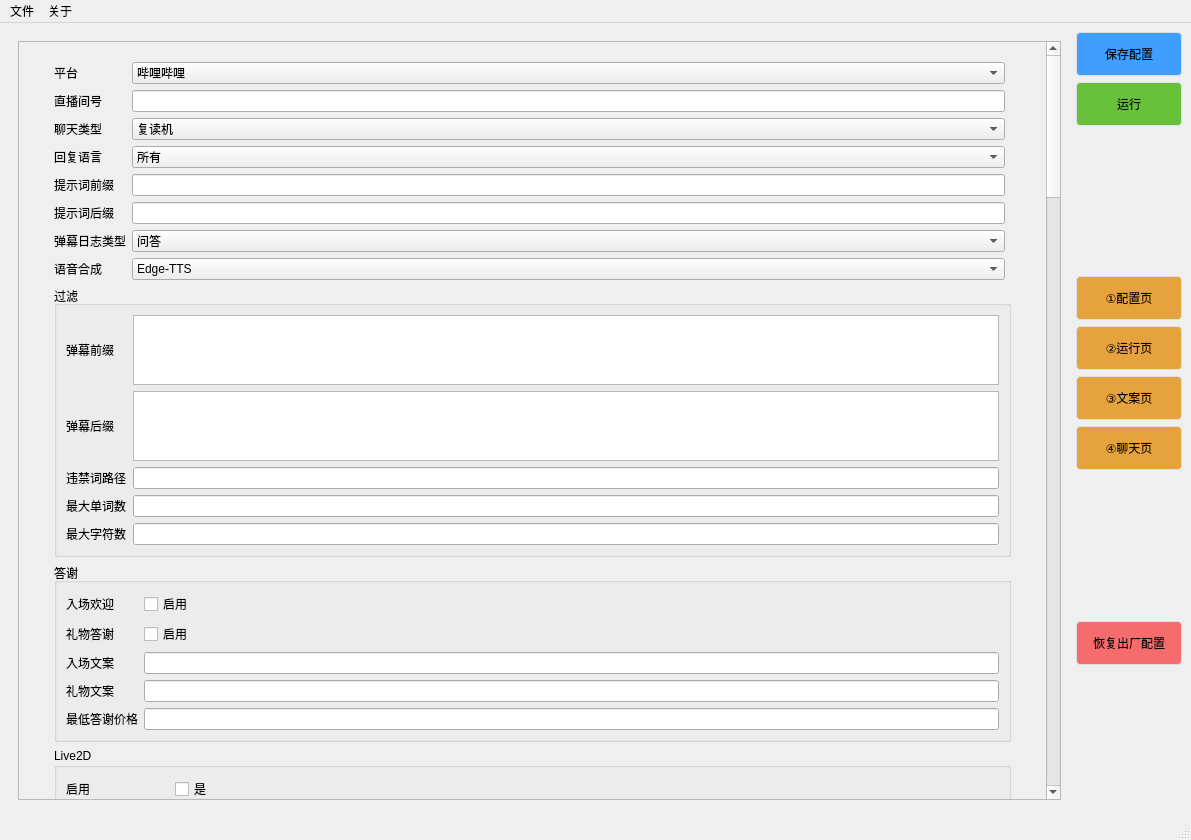
The window that ui/main.ui (sandboxdream/AI-Vtuber) describes before a commit, drawn with Qt 5.
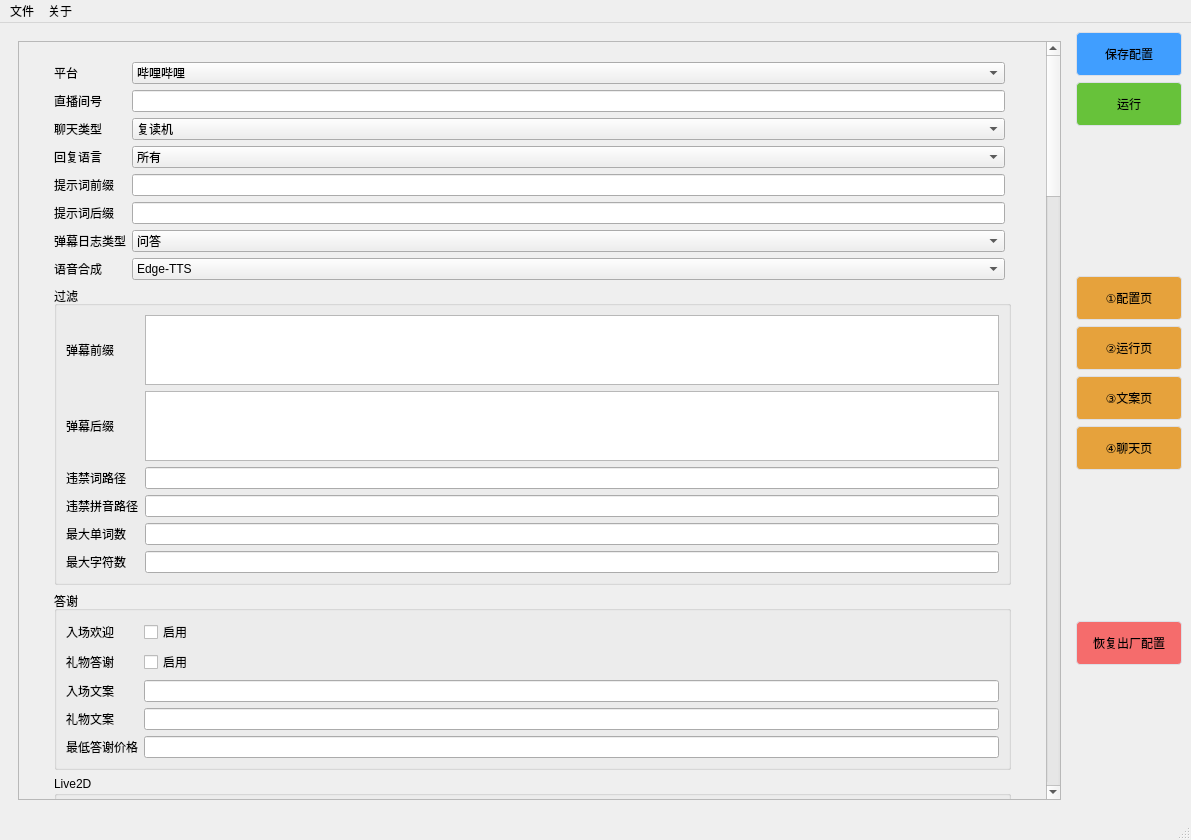
The same window after the commit.

Commit message: 新增 同拼音的违禁拼音过滤机制

Diff of the .ui file:
```diff
--- a/ui/main.ui
+++ b/ui/main.ui
@@ -136,7 +136,7 @@
              <x>0</x>
              <y>0</y>
              <width>980</width>
-             <height>5611</height>
+             <height>5654</height>
             </rect>
            </property>
            <layout class="QVBoxLayout" name="verticalLayout">
@@ -285,12 +285,8 @@
                  <layout class="QGridLayout" name="gridLayout_26">
                   <item row="0" column="0">
                    <layout class="QGridLayout" name="gridLayout_25">
-                    <item row="4" column="0">
-                     <widget class="QLabel" name="label_filter_max_char_len">
-                      <property name="text">
-                       <string>最大字符数</string>
-                      </property>
-                     </widget>
+                    <item row="0" column="1">
+                     <widget class="QTextEdit" name="textEdit_filter_before_must_str"/>
                     </item>
                     <item row="2" column="0">
                      <widget class="QLabel" name="label_filter_badwords_path">
@@ -299,16 +295,36 @@
                       </property>
                      </widget>
                     </item>
-                    <item row="3" column="0">
+                    <item row="3" column="1">
+                     <widget class="QLineEdit" name="lineEdit_filter_bad_pinyin_path"/>
+                    </item>
+                    <item row="4" column="1">
+                     <widget class="QLineEdit" name="lineEdit_filter_max_len"/>
+                    </item>
+                    <item row="5" column="0">
+                     <widget class="QLabel" name="label_filter_max_char_len">
+                      <property name="text">
+                       <string>最大字符数</string>
+                      </property>
+                     </widget>
+                    </item>
+                    <item row="1" column="0">
+                     <widget class="QLabel" name="label_filter_after_must_str">
+                      <property name="text">
+                       <string>弹幕后缀</string>
+                      </property>
+                     </widget>
+                    </item>
+                    <item row="1" column="1">
+                     <widget class="QTextEdit" name="textEdit_filter_after_must_str"/>
+                    </item>
+                    <item row="4" column="0">
                      <widget class="QLabel" name="label_filter_max_len">
                       <property name="text">
                        <string>最大单词数</string>
                       </property>
                      </widget>
                     </item>
-                    <item row="4" column="1">
-                     <widget class="QLineEdit" name="lineEdit_filter_max_char_len"/>
-                    </item>
                     <item row="0" column="0">
                      <widget class="QLabel" name="label_filter_before_must_str">
                       <property name="text">
@@ -316,16 +332,16 @@
                       </property>
                      </widget>
                     </item>
+                    <item row="5" column="1">
+                     <widget class="QLineEdit" name="lineEdit_filter_max_char_len"/>
+                    </item>
                     <item row="2" column="1">
                      <widget class="QLineEdit" name="lineEdit_filter_badwords_path"/>
                     </item>
-                    <item row="3" column="1">
-                     <widget class="QLineEdit" name="lineEdit_filter_max_len"/>
-                    </item>
-                    <item row="1" column="0">
-                     <widget class="QLabel" name="label_filter_after_must_str">
+                    <item row="3" column="0">
+                     <widget class="QLabel" name="label_filter_bad_pinyin_path">
                       <property name="text">
-                       <string>弹幕后缀</string>
+                       <string>违禁拼音路径</string>
                       </property>
                      </widget>
                     </item>
```
Left out of the diff: 10 changed lines with no effect on the pictures. The commit also changes 13 other files.
